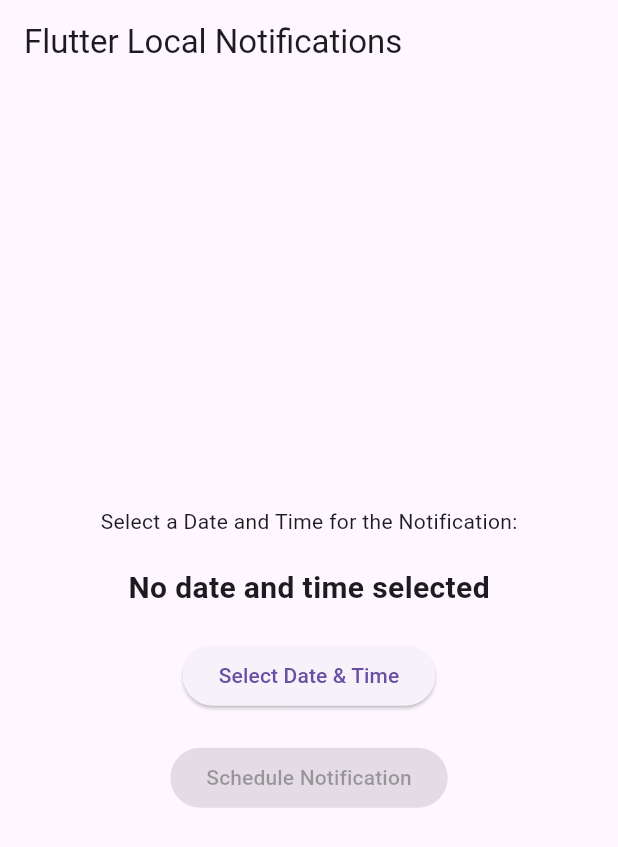
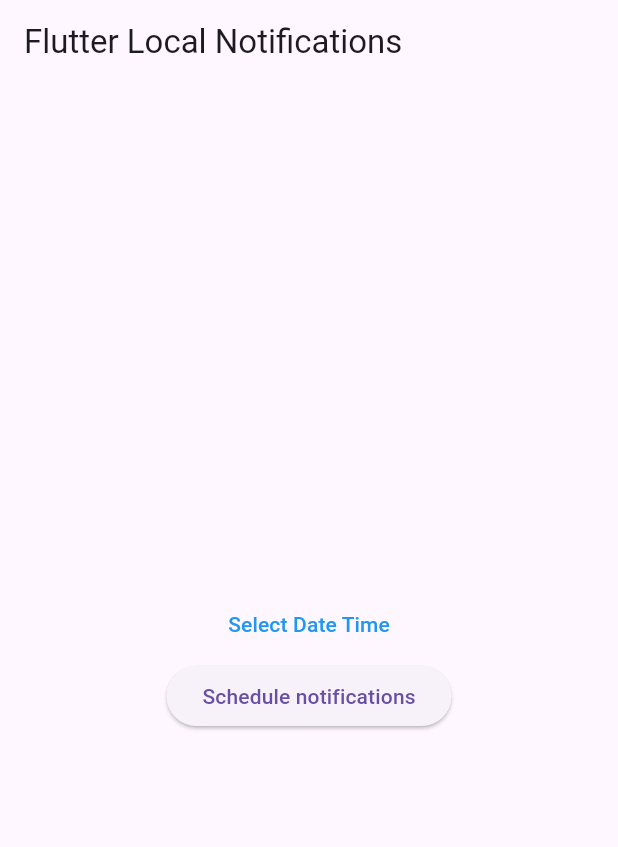
Before and after one commit to SauravAcharya23/Local_Notification_Flutter, a Flutter app: the screen it shows after launch, on a phone screen of 412 x 824 dp. Shown: the top 847 px of the screen. Run offline on Flutter 3.47's test engine with Material 3 defaults, Android fonts, the phone set to English and light mode, and no system bars; our stand-ins replace flutter_local_notifications, timezone.

Commit message:
Shedule local nitification completed

```diff
--- a/lib/home_screen.dart
+++ b/lib/home_screen.dart
@@ -1,24 +1,40 @@
 import 'package:flutter/material.dart';
-import 'notification_service.dart';
+import 'package:flutter_local_notification/notification_service.dart';
 
-class HomeScreen extends StatefulWidget {
-  const HomeScreen({super.key});
+DateTime scheduleTime = DateTime.now();
+
+class MyHomePage extends StatefulWidget {
+  const MyHomePage({super.key, required this.title});
+
+  final String title;
 
   @override
-  State<HomeScreen> createState() => _HomeScreenState();
+  State<MyHomePage> createState() => _MyHomePageState();
 }
 
-class _HomeScreenState extends State<HomeScreen> {
-  final NotificationService _notificationService = NotificationService();
-  DateTime? _selectedDateTime;
+class _MyHomePageState extends State<MyHomePage> {
+  @override
+  Widget build(BuildContext context) {
+    return Scaffold(
+      appBar: AppBar(title: Text(widget.title)),
+      body: Center(
+        child: Column(
+          mainAxisAlignment: MainAxisAlignment.center,
+          children: const [DatePickerTxt(), ScheduleBtn()],
+        ),
+      ),
+    );
+  }
+}
+
+class DatePickerTxt extends StatefulWidget {
+  const DatePickerTxt({super.key});
 
   @override
-  void initState() {
-    super.initState();
-    _notificationService.initializeNotification();
-    _notificationService.requestIOSPermissions();
-  }
+  State<DatePickerTxt> createState() => _DatePickerTxtState();
+}
 
+class _DatePickerTxtState extends State<DatePickerTxt> {
   Future<void> _selectDateTime() async {
     final DateTime? pickedDate = await showDatePicker(
       context: context,
@@ -36,7 +52,7 @@ class _HomeScreenState extends State<HomeScreen> {
 
       if (pickedTime != null) {
         setState(() {
-          _selectedDateTime = DateTime(
+          scheduleTime = DateTime(
             pickedDate.year,
             pickedDate.month,
             pickedDate.day,
@@ -48,55 +64,192 @@ class _HomeScreenState extends State<HomeScreen> {
     }
   }
 
-  void _scheduleNotification() {
-    if (_selectedDateTime != null) {
-      _notificationService.scheduleNotification(
-        0,
-        'Scheduled Notification',
-        'This is a notification scheduled for a specific time.',
-        _selectedDateTime!,
-      );
-      ScaffoldMessenger.of(context).showSnackBar(
-        SnackBar(
-          content: Text('Notification scheduled for $_selectedDateTime'),
-        ),
-      );
-    }
-  }
-
   @override
   Widget build(BuildContext context) {
-    return Scaffold(
-      appBar: AppBar(
-        title: const Text('Flutter Local Notifications'),
-      ),
-      body: Center(
-        child: Column(
-          mainAxisAlignment: MainAxisAlignment.center,
-          children: <Widget>[
-            const Text(
-              'Select a Date and Time for the Notification:',
-            ),
-            const SizedBox(height: 20),
-            Text(
-              _selectedDateTime == null
-                  ? 'No date and time selected'
-                  : '${_selectedDateTime!.toLocal()}'.split('.')[0],
-              style: const TextStyle(fontSize: 20, fontWeight: FontWeight.bold),
-            ),
-            const SizedBox(height: 20),
-            ElevatedButton(
-              onPressed: _selectDateTime,
-              child: const Text('Select Date & Time'),
-            ),
-            const SizedBox(height: 20),
-            ElevatedButton(
-              onPressed: _selectedDateTime != null ? _scheduleNotification : null,
-              child: const Text('Schedule Notification'),
-            ),
-          ],
-        ),
+    return TextButton(
+      onPressed: () {
+        _selectDateTime();
+        // DatePicker.showDateTimePicker(
+        //   context,
+        //   showTitleActions: true,
+        //   onChanged: (date) => scheduleTime = date,
+        //   onConfirm: (date) {},
+        // );
+      },
+      child: const Text(
+        'Select Date Time',
+        style: TextStyle(color: Colors.blue),
       ),
     );
   }
 }
+
+class ScheduleBtn extends StatelessWidget {
+  const ScheduleBtn({super.key});
+
+  @override
+  Widget build(BuildContext context) {
+    return ElevatedButton(
+      child: const Text('Schedule notifications'),
+      onPressed: () {
+        debugPrint('Notification Scheduled for $scheduleTime');
+        NotificationService().scheduleNotification(
+          title: 'Scheduled Notification',
+          body: '$scheduleTime',
+          scheduledNotificationDateTime: scheduleTime,
+        );
+      },
+    );
+  }
+}
+
+// import 'package:flutter/material.dart';
+// import 'notification_service.dart';
+
+// class HomeScreen extends StatefulWidget {
+//   const HomeScreen({super.key});
+
+//   @override
+//   State<HomeScreen> createState() => _HomeScreenState();
+// }
+
+// class _HomeScreenState extends State<HomeScreen> {
+//   final NotificationService _notificationService = NotificationService();
+//   DateTime? _selectedDateTime;
+
+//   @override
+//   void initState() {
+//     super.initState();
+//     _initNotifications();
+//     // await _notificationService.initializeNotification();
+//     // await _notificationService.requestIOSPermissions();
+//     // await _notificationService.requestAndroidPermissions();
+
+//     // Test if notifications work immediately
+//     // await _notificationService.showTestNotification();
+//   }
+
+//   // Future<void> _initNotifications() async {
+//   //   await _notificationService.initializeNotification();
+//   //   await _notificationService.requestIOSPermissions();
+//   //   await _notificationService.requestAndroidPermissions();
+
+//   //   // Test if notifications work immediately
+//   //   // await _notificationService.showTestNotification();
+//   //   final testTime = DateTime.now().add(Duration(seconds: 5));
+//   //   await _notificationService.scheduleNotification(
+//   //     1,
+//   //     'Test Scheduled',
+//   //     'This should appear soon',
+//   //     testTime,
+//   //   );
+//   // }
+
+//   Future<void> _initNotifications() async {
+//     await _notificationService.initializeNotification();
+//     await _notificationService.requestIOSPermissions();
+//     await _notificationService.requestAndroidPermissions();
+
+//     // Test immediate notification first
+//     // await _notificationService.showTestNotification();
+
+//     // Then test scheduled notification
+//     final testTime = DateTime.now().add(const Duration(seconds: 10));
+//     print('Testing scheduled notification for $testTime');
+
+//     await _notificationService.scheduleNotification(
+//       1,
+//       'Test Scheduled',
+//       'This should appear in 10 seconds',
+//       testTime,
+//     );
+
+//     // Also schedule one for 1 minute in future
+//     final futureTime = DateTime.now().add(const Duration(minutes: 1));
+//     await _notificationService.scheduleNotification(
+//       2,
+//       'Future Notification',
+//       'This should appear in 1 minute',
+//       futureTime,
+//     );
+//   }
+
+//   Future<void> _selectDateTime() async {
+//     final DateTime? pickedDate = await showDatePicker(
+//       context: context,
+//       initialDate: DateTime.now(),
+//       firstDate: DateTime.now(),
+//       lastDate: DateTime(2101),
+//     );
+
+//     if (pickedDate != null) {
+//       final TimeOfDay? pickedTime = await showTimePicker(
+//         // ignore: use_build_context_synchronously
+//         context: context,
+//         initialTime: TimeOfDay.fromDateTime(DateTime.now()),
+//       );
+
+//       if (pickedTime != null) {
+//         setState(() {
+//           _selectedDateTime = DateTime(
+//             pickedDate.year,
+//             pickedDate.month,
+//             pickedDate.day,
+//             pickedTime.hour,
+//             pickedTime.minute,
+//           );
+//         });
+//       }
+//     }
+//   }
+
+//   void _scheduleNotification() {
+//     if (_selectedDateTime != null) {
+//       _notificationService.scheduleNotification(
+//         0,
+//         'Scheduled Notification',
+//         'This is a notification scheduled for a specific time.',
+//         _selectedDateTime!,
+//       );
+//       ScaffoldMessenger.of(context).showSnackBar(
+//         SnackBar(
+//           content: Text('Notification scheduled for $_selectedDateTime'),
+//         ),
+//       );
+//     }
+//   }
+
+//   @override
+//   Widget build(BuildContext context) {
+//     return Scaffold(
+//       appBar: AppBar(title: const Text('Flutter Local Notifications')),
+//       body: Center(
+//         child: Column(
+//           mainAxisAlignment: MainAxisAlignment.center,
+//           children: <Widget>[
+//             const Text('Select a Date and Time for the Notification:'),
+//             const SizedBox(height: 20),
+//             Text(
+//               _selectedDateTime == null
+//                   ? 'No date and time selected'
+//                   : '${_selectedDateTime!.toLocal()}'.split('.')[0],
+//               style: const TextStyle(fontSize: 20, fontWeight: FontWeight.bold),
+//             ),
+//             const SizedBox(height: 20),
+//             ElevatedButton(
+//               onPressed: _selectDateTime,
+//               child: const Text('Select Date & Time'),
+//             ),
+//             const SizedBox(height: 20),
+//             ElevatedButton(
+//               onPressed: _selectedDateTime != null
+//                   ? _scheduleNotification
+//                   : null,
+//               child: const Text('Schedule Notification'),
+//             ),
+//           ],
+//         ),
+//       ),
+//     );
+//   }
+// }
--- a/lib/main.dart
+++ b/lib/main.dart
@@ -1,7 +1,12 @@
 import 'package:flutter/material.dart';
-import 'home_screen.dart';
+import 'package:flutter_local_notification/home_screen.dart';
+import 'package:flutter_local_notification/notification_service.dart';
+import 'package:timezone/data/latest.dart' as tz;
 
 void main() {
+  WidgetsFlutterBinding.ensureInitialized();
+  NotificationService().initNotification();
+  tz.initializeTimeZones();
   runApp(const MyApp());
 }
 
@@ -11,11 +16,12 @@ class MyApp extends StatelessWidget {
   @override
   Widget build(BuildContext context) {
     return MaterialApp(
-      title: 'Flutter Local Notifications',
+      title: 'Flutter Notifications',
+      debugShowCheckedModeBanner: false,
       theme: ThemeData(
         primarySwatch: Colors.blue,
       ),
-      home: const HomeScreen(),
+      home: const MyHomePage(title: 'Flutter Local Notifications'),
     );
   }
 }
```
Also changed, not shown: lib/notification_service.dart (+386 -56 lines), 3 other files.
